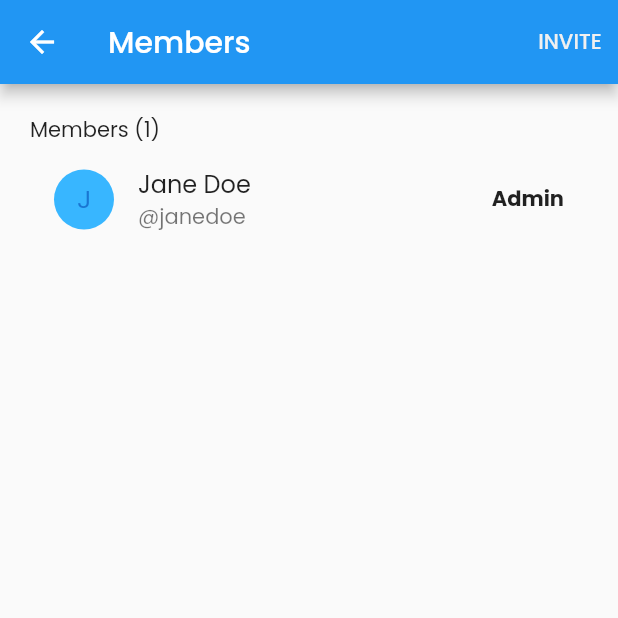
After one commit to INI75/trello, a Flutter app: the WorkspaceMenus screen opened by its route, after a tap on an icon or button, on a phone screen of 412 x 824 dp, the top half of it. The commit adds this screen. Run offline on Flutter 3.47's test engine with Material 2 defaults, Android fonts, the light colour scheme and no system bars; our stand-ins replace flutter_expandable_fab, google_fonts; missing offline and left inert: serverpod, serverpod_client, serverpod_flutter.

Commit message:
members 10%

```diff
--- /dev/null
+++ b/trello_flutter/lib/features/members/presentation/index.dart
@@ -0,0 +1,84 @@
+import 'package:flutter/material.dart';
+import 'package:trello_flutter/utils/color.dart';
+
+class Members extends StatefulWidget {
+  const Members({super.key});
+
+  @override
+  State<Members> createState() => _MembersState();
+}
+
+class _MembersState extends State<Members> {
+  @override
+  Widget build(BuildContext context) {
+    final media = MediaQuery.of(context).size;
+    return Scaffold(
+      appBar: AppBar(
+        title: const Text('Members'),
+        centerTitle: false,
+        actions: [
+          TextButton(
+            onPressed: () {
+              // navigate to invite memeber screen
+            },
+            child: const Text(
+              'INVITE',
+              style: TextStyle(color: whiteShade),
+            ),
+          ),
+        ],
+      ),
+      body: SingleChildScrollView(
+        child: Padding(
+          padding: const EdgeInsets.all(20.0),
+          child: Column(
+            crossAxisAlignment: CrossAxisAlignment.start,
+            children: [
+              const Text('Members (1)'),
+              ListView(
+                shrinkWrap: true,
+                children: [
+                  ListTile(
+                    leading: const CircleAvatar(
+                      backgroundColor: brandCOlor,
+                      child: Text('J'),
+                    ),
+                    title: const Text(
+                      'Jane Doe',
+                    ),
+                    subtitle: const Text('@janedoe'),
+                    trailing: const Text(
+                      'Admin',
+                      style: TextStyle(fontWeight: FontWeight.bold),
+                    ),
+                    onTap: () {
+                      showBottomSheet(
+                        context: context,
+                        builder: (context) {
+                          return SizedBox(
+                            height: media.height * .3,
+                            child: Padding(
+                              padding: const EdgeInsets.all(10.0),
+                              child: Column(
+                                crossAxisAlignment: CrossAxisAlignment.start,
+                                children: [
+                                  ListTile(
+                                    leading: CircleAvatar(backgroundColor: brandCOlor),
+                                  ),
+                                ],
+                              ),
+                            ),
+                          );
+                        },
+                      );
+                    },
+                  ),
+                ],
+              )
+            ],
+          ),
+        ),
+      ),
+    );
+  }
+}
--- a/trello_flutter/lib/features/workspacemenu/presentation/index.dart
+++ b/trello_flutter/lib/features/workspacemenu/presentation/index.dart
@@ -99,10 +99,19 @@ class _WorkspaceMenusState extends State<WorkspaceMenus> {
                   crossAxisAlignment: CrossAxisAlignment.start,
                   children: [
                     Padding(
-                      padding: const EdgeInsets.only(bottom: 18.0),
-                      child: const CircleAvatar(
-                        backgroundColor: brandCOlor,
-                        child: Text('J'),
+                      padding: EdgeInsets.only(bottom: 18.0),
+                      child: InkWell(
+                        onTap: () {
+                          Navigator.pushNamed(context, '/members');
+                        },
+                        child: Row(
+                          children: [
+                            CircleAvatar(
+                              backgroundColor: brandCOlor,
+                              child: Text('J'),
+                            ),
+                          ],
+                        ),
                       ),
                     ),
                     Padding(
--- a/trello_flutter/lib/main.dart
+++ b/trello_flutter/lib/main.dart
@@ -4,8 +4,9 @@ import 'package:flutter/material.dart';
 import 'package:serverpod_flutter/serverpod_flutter.dart';
 import 'package:trello_flutter/features/home/presentation/index.dart';
 import 'package:trello_flutter/features/landing/presentation/index.dart';
+import 'package:trello_flutter/features/members/presentation/index.dart';
 import 'package:trello_flutter/features/notifications/presentation/index.dart';
-import 'package:trello_flutter/features/workplacesetting/presentation/index.dart';
+import 'package:trello_flutter/features/worksplacesetting/presentation/index.dart';
 import 'package:trello_flutter/features/workspacemenu/presentation/index.dart';
 
 // Sets up a singleton client object that can be used to talk to the server from
@@ -38,8 +39,9 @@ class MyApp extends StatelessWidget {
         '/': (context) => const Landing(),
         '/home': (context) => const Home(),
         '/notifications': (context) => const Notifications(),
-        '/workspacemenuse':(context) => const WorkspaceMenus(),
-        '/workspacesettings':(context) => const WorkspaceSettings(),
+        '/workspacemenuse': (context) => const WorkspaceMenus(),
+        '/workspacesettings': (context) => const WorkspaceSettings(),
+        '/members': (context) => const Members(),
       },
     );
   }
```
Also changed, not shown: trello_flutter/lib/features/worksplacesetting/presentation/index.dart (renamed from trello_flutter/lib/features/workplacesetting/presentation/index.dart).
